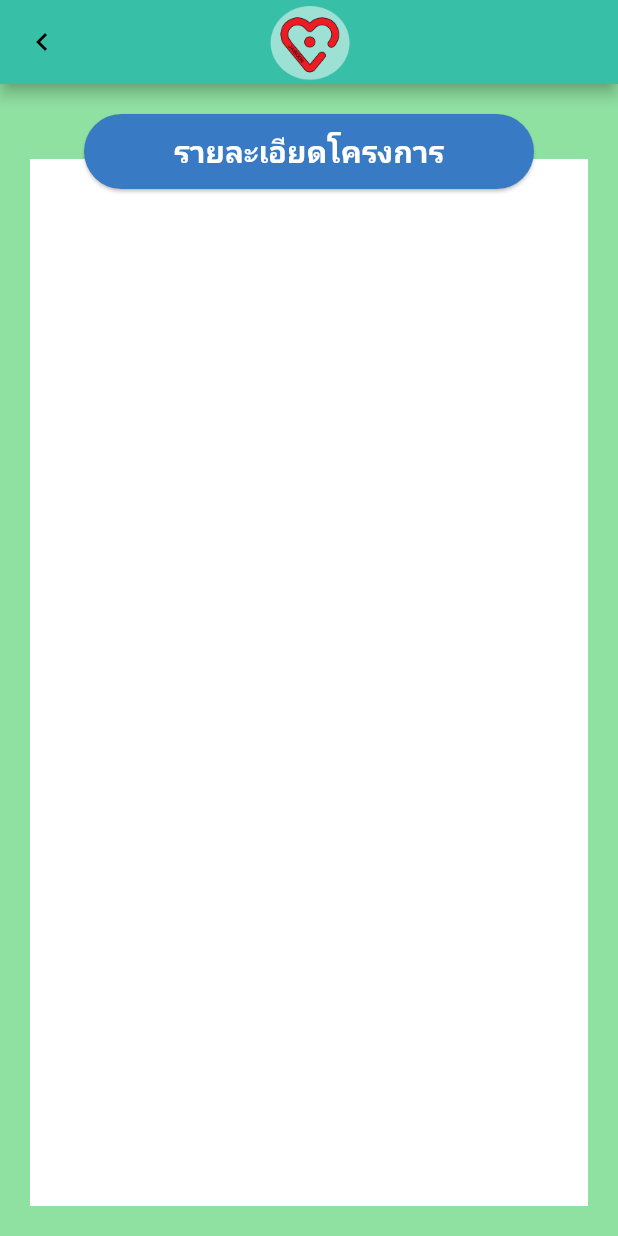
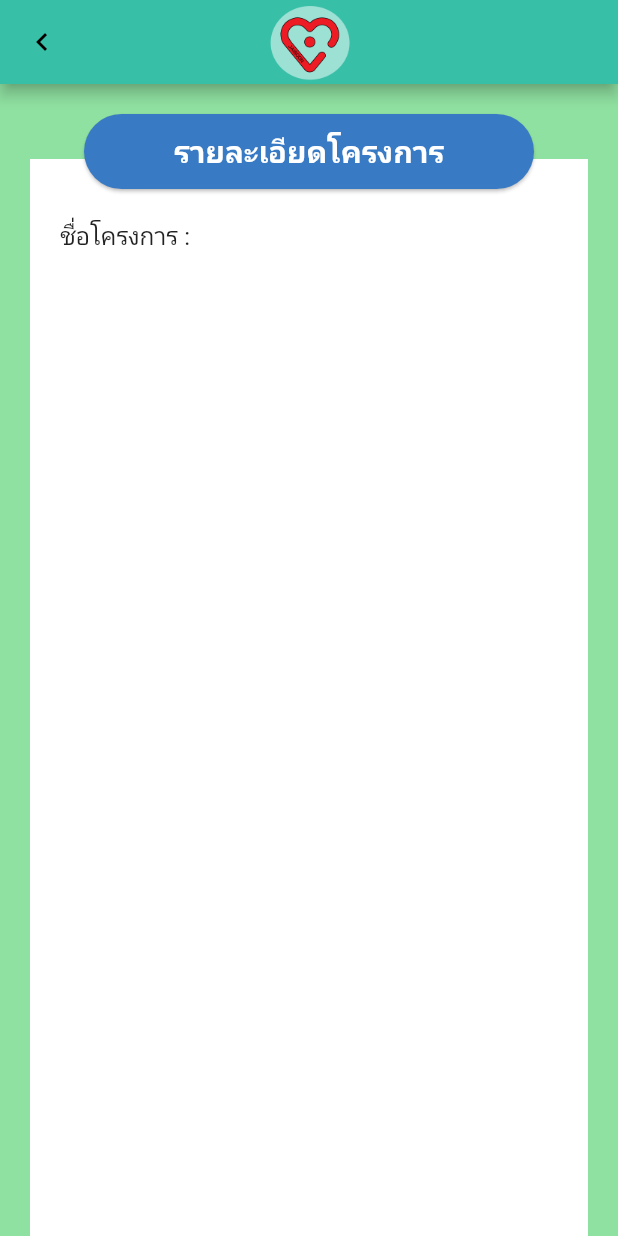
Before and after one commit to Jumptothehell/myapp_test01, a Flutter app: the YourProject screen opened directly, after a tap on the "add" icon, on a phone screen of 412 x 824 dp. Run offline on Flutter 3.47's test engine with Material 2 defaults, Android fonts, the phone set to English and light mode, and no system bars.

Commit message:
ADD: buildcall.dart add singleChildScrollView

```diff
--- a/lib/buildcall.dart
+++ b/lib/buildcall.dart
@@ -59,3 +59,44 @@ Stack basicBody(Container content, titlename) {
     ],
   );
 }
+
+SingleChildScrollView scrollWidget(Container content, titlename) {
+  return SingleChildScrollView(
+      scrollDirection: Axis.vertical,
+      child: Stack(
+        children: [
+          Container(
+            height: 1200,
+            margin:
+                const EdgeInsets.only(left: 20, right: 20, top: 50, bottom: 20),
+            color: Colors.white,
+          ),
+          Container(
+            alignment: Alignment.topCenter,
+            child: Card(
+              margin: const EdgeInsets.all(20),
+              shape: RoundedRectangleBorder(
+                  borderRadius: BorderRadius.circular(50)),
+              color: const Color(0xff387AC4),
+              child: SizedBox(
+                width: 300,
+                height: 50,
+                child: Row(
+                  mainAxisAlignment: MainAxisAlignment.center,
+                  children: [
+                    Text(
+                      titlename,
+                      style: const TextStyle(
+                          color: Colors.white,
+                          fontSize: 20,
+                          fontWeight: FontWeight.bold),
+                    ),
+                  ],
+                ),
+              ),
+            ),
+          ),
+          content
+        ],
+      ));
+}
--- a/lib/widget/projectdetail.dart
+++ b/lib/widget/projectdetail.dart
@@ -16,7 +16,13 @@ class ProjectDetail extends StatefulWidget {
 }
 
 Container content(BuildContext context) {
-  return Container();
+  return Container(
+    margin: const EdgeInsets.only(top: 90, left: 40, right: 40, bottom: 20),
+    child: const Text(
+      "ชื่อโครงการ :",
+      style: TextStyle(fontSize: 16),
+    ),
+  );
 }
 
 class _ProjectDetailState extends State<ProjectDetail> {
@@ -25,7 +31,6 @@ class _ProjectDetailState extends State<ProjectDetail> {
     return Scaffold(
         appBar: topAppBar(context, const YourProject()),
         // appBar: topAppBar(context, "const YourProject()" as Widget),
-        body: Scrollbar(
-            child: basicBody((content(context)), "รายละเอียดโครงการ")));
+        body: scrollWidget(content(context), "รายละเอียดโครงการ"));
   }
 }
--- a/lib/widget/yourproject.dart
+++ b/lib/widget/yourproject.dart
@@ -31,11 +31,12 @@ class YourProject extends StatelessWidget {
   }
 }
 
+const index = 3;
 Container content(BuildContext context) {
   return Container(
     margin: const EdgeInsets.only(top: 90, left: 40, right: 40, bottom: 20),
     child: ListView.builder(
-        itemCount: 3,
+        itemCount: index,
         itemBuilder: (context, index) {
           return Card(
               child: ListTile(
```
